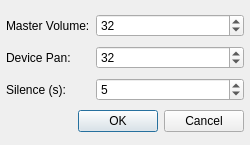
The window that qmmp/src/plugins/Input/tracker/nezplug/settingsdialog.ui (Greedysky/TTKMusicPlayer) describes before a commit, drawn with Qt 5.
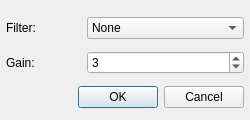
The same window after the commit.

Patch:
```diff
--- a/qmmp/src/plugins/Input/tracker/nezplug/settingsdialog.ui
+++ b/qmmp/src/plugins/Input/tracker/nezplug/settingsdialog.ui
@@ -7,13 +7,13 @@
     <x>0</x>
     <y>0</y>
     <width>250</width>
-    <height>145</height>
+    <height>120</height>
    </rect>
   </property>
   <property name="minimumSize">
    <size>
     <width>250</width>
-    <height>145</height>
+    <height>120</height>
    </size>
   </property>
   <property name="maximumSize">
@@ -35,7 +35,27 @@
    <property name="bottomMargin">
     <number>6</number>
    </property>
-   <item row="4" column="0" colspan="3">
+   <item row="1" column="1" colspan="2">
+    <widget class="QSpinBox" name="gain">
+     <property name="minimum">
+      <number>1</number>
+     </property>
+     <property name="maximum">
+      <number>8</number>
+     </property>
+     <property name="value">
+      <number>3</number>
+     </property>
+    </widget>
+   </item>
+   <item row="1" column="0">
+    <widget class="QLabel" name="label">
+     <property name="text">
+      <string>Gain:</string>
+     </property>
+    </widget>
+   </item>
+   <item row="3" column="0" colspan="3">
     <widget class="QDialogButtonBox" name="buttonBox">
      <property name="sizePolicy">
       <sizepolicy hsizetype="Expanding" vsizetype="Fixed">
@@ -48,64 +68,35 @@
      </property>
     </widget>
    </item>
-   <item row="2" column="1" colspan="2">
-    <widget class="QSpinBox" name="silence">
-     <property name="minimum">
-      <number>0</number>
-     </property>
-     <property name="maximum">
-      <number>30</number>
-     </property>
-     <property name="value">
-      <number>5</number>
-     </property>
-    </widget>
-   </item>
-   <item row="1" column="0">
-    <widget class="QLabel" name="label">
-     <property name="text">
-      <string>Device Pan:</string>
-     </property>
-    </widget>
-   </item>
    <item row="0" column="0">
     <widget class="QLabel" name="label_2">
      <property name="text">
-      <string>Master Volume:</string>
-     </property>
-    </widget>
-   </item>
-   <item row="2" column="0">
-    <widget class="QLabel" name="label_3">
-     <property name="text">
-      <string>Silence (s):</string>
+      <string>Filter:</string>
      </property>
     </widget>
    </item>
    <item row="0" column="1" colspan="2">
-    <widget class="QSpinBox" name="masterVolume">
-     <property name="minimum">
-      <number>-127</number>
-     </property>
-     <property name="maximum">
-      <number>127</number>
-     </property>
-     <property name="value">
-      <number>32</number>
-     </property>
-    </widget>
-   </item>
-   <item row="1" column="1" colspan="2">
-    <widget class="QSpinBox" name="devicePan">
-     <property name="minimum">
-      <number>-127</number>
-     </property>
-     <property name="maximum">
-      <number>127</number>
-     </property>
-     <property name="value">
-      <number>32</number>
-     </property>
+    <widget class="QComboBox" name="filter">
+     <item>
+      <property name="text">
+       <string>None</string>
+      </property>
+     </item>
+     <item>
+      <property name="text">
+       <string>LowPass</string>
+      </property>
+     </item>
+     <item>
+      <property name="text">
+       <string>Weighted</string>
+      </property>
+     </item>
+     <item>
+      <property name="text">
+       <string>LowPass Weighted</string>
+      </property>
+     </item>
     </widget>
    </item>
   </layout>
```
